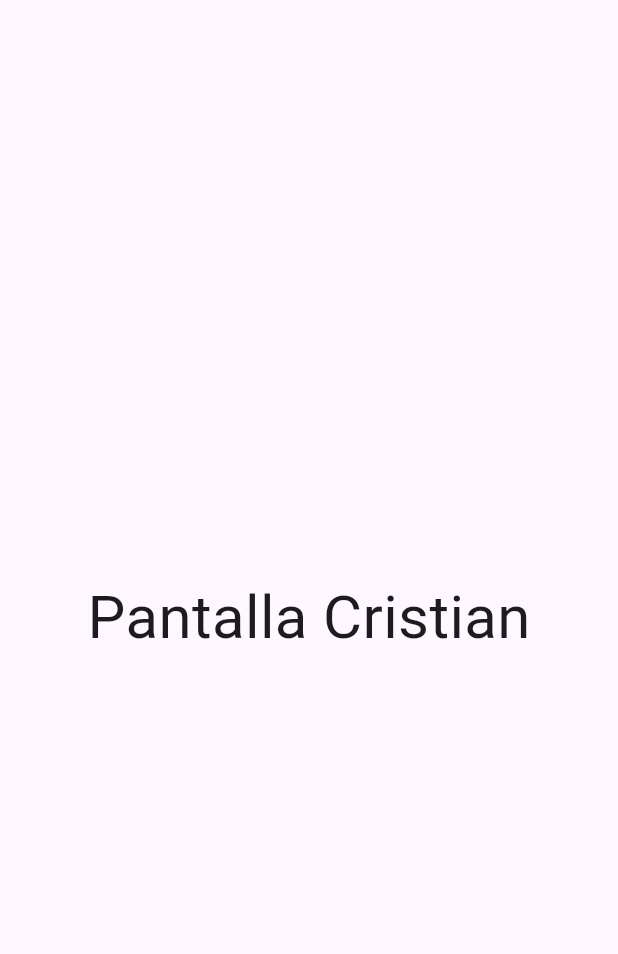
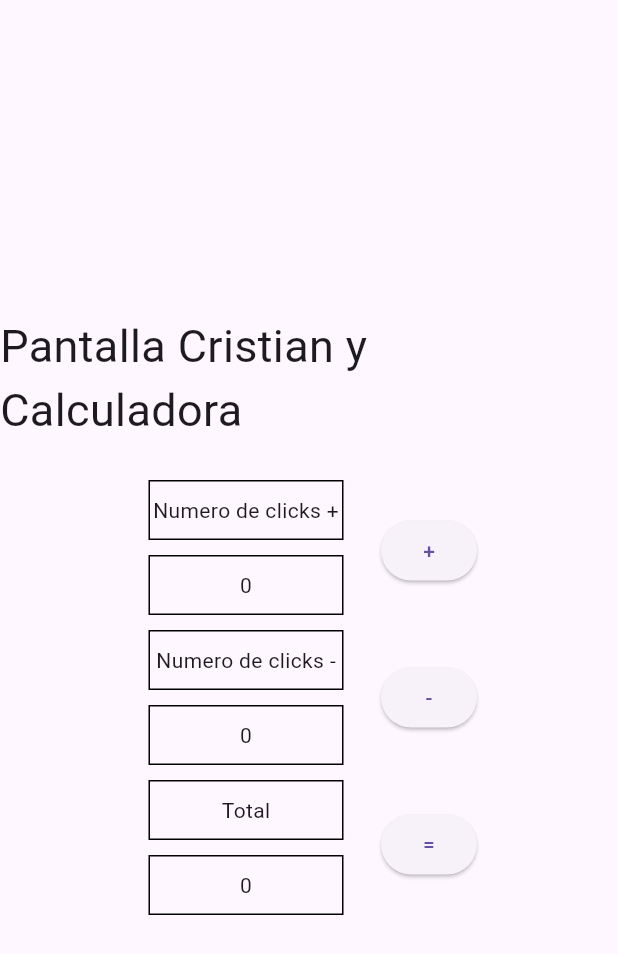
Before and after one commit to Aleeeee10/Trabajo-Clase-Pantalla-Flutter, a Flutter app: the PantallaCristian screen opened by its route, on a phone screen of 412 x 824 dp. Shown: the top 954 px of the screen. Run offline on Flutter 3.47's test engine with Material 3 defaults, Android fonts, the phone set to English and light mode, and no system bars.

Commit message:
Calculadora en Pantalla Cristian

```diff
--- a/lib/presentacion/screens/pantallacristian.dart
+++ b/lib/presentacion/screens/pantallacristian.dart
@@ -1,15 +1,116 @@
 import 'package:flutter/material.dart';
 
-class PantallaCristian extends StatelessWidget {
+class PantallaCristian extends StatefulWidget {
   const PantallaCristian({super.key});
 
   @override
+  State<PantallaCristian> createState() => _PantallaCristianState();
+}
+
+class _PantallaCristianState extends State<PantallaCristian> {
+  int clicksMas = 0;
+  int clicksMenos = 0;
+  int total = 0;
+
+  @override
   Widget build(BuildContext context) {
-    return const Scaffold(
+    return Scaffold(
       body: Center(
-        child: Text(
-          'Pantalla Cristian',
-          style: TextStyle(fontSize: 40),
+        child: Column(
+          mainAxisAlignment: MainAxisAlignment.center,
+          children: [
+            const Text(
+              'Pantalla Cristian y Calculadora',
+              style: TextStyle(fontSize: 30),
+            ),
+            const SizedBox(height: 20),
+            Row(
+              mainAxisAlignment: MainAxisAlignment.center,
+              children: [
+                Column(
+                  children: [
+                    Container(
+                      width: 130,
+                      height: 40,
+                      margin: const EdgeInsets.all(5),
+                      decoration: BoxDecoration(border: Border.all()),
+                      child: const Center(child: Text('Numero de clicks +')),
+                    ),
+                    Container(
+                      width: 130,
+                      height: 40,
+                      margin: const EdgeInsets.all(5),
+                      decoration: BoxDecoration(border: Border.all()),
+                      child: Center(child: Text('$clicksMas')),
+                    ),
+                    Container(
+                      width: 130,
+                      height: 40,
+                      margin: const EdgeInsets.all(5),
+                      decoration: BoxDecoration(border: Border.all()),
+                      child: const Center(child: Text('Numero de clicks -')),
+                    ),
+                    Container(
+                      width: 130,
+                      height: 40,
+                      margin: const EdgeInsets.all(5),
+                      decoration: BoxDecoration(border: Border.all()),
+                      child: Center(child: Text('$clicksMenos')),
+                    ),
+                    Container(
+                      width: 130,
+                      height: 40,
+                      margin: const EdgeInsets.all(5),
+                      decoration: BoxDecoration(border: Border.all()),
+                      child: const Center(child: Text('Total')),
+                    ),
+                    Container(
+                      width: 130,
+                      height: 40,
+                      margin: const EdgeInsets.all(5),
+                      decoration: BoxDecoration(border: Border.all()),
+                      child: Center(child: Text('$total')),
+                    ),
+                  ],
+                ),
+                const SizedBox(width: 20),
+                Column(
+                  children: [
+                    ElevatedButton(
+                      onPressed: () {
+                        setState(() {
+                          clicksMas++;
+                        });
+                      },
+                      child: const Text('+'),
+                    ),
+                    const SizedBox(height: 50),
+                    ElevatedButton(
+                      onPressed: () {
+                        setState(() {
+                          if (clicksMenos == 0) {
+                            clicksMenos = 25;
+                          } else {
+                            clicksMenos--;
+                          }
+                        });
+                      },
+                      child: const Text('-'),
+                    ),
+                    const SizedBox(height: 50),
+                    ElevatedButton(
+                      onPressed: () {
+                        setState(() {
+                          total = clicksMas + clicksMenos;
+                        });
+                      },
+                      child: const Text('='),
+                    ),
+                  ],
+                ),
+              ],
+            ),
+          ],
         ),
       ),
     );
```
Also changed, not shown: pubspec.lock.
